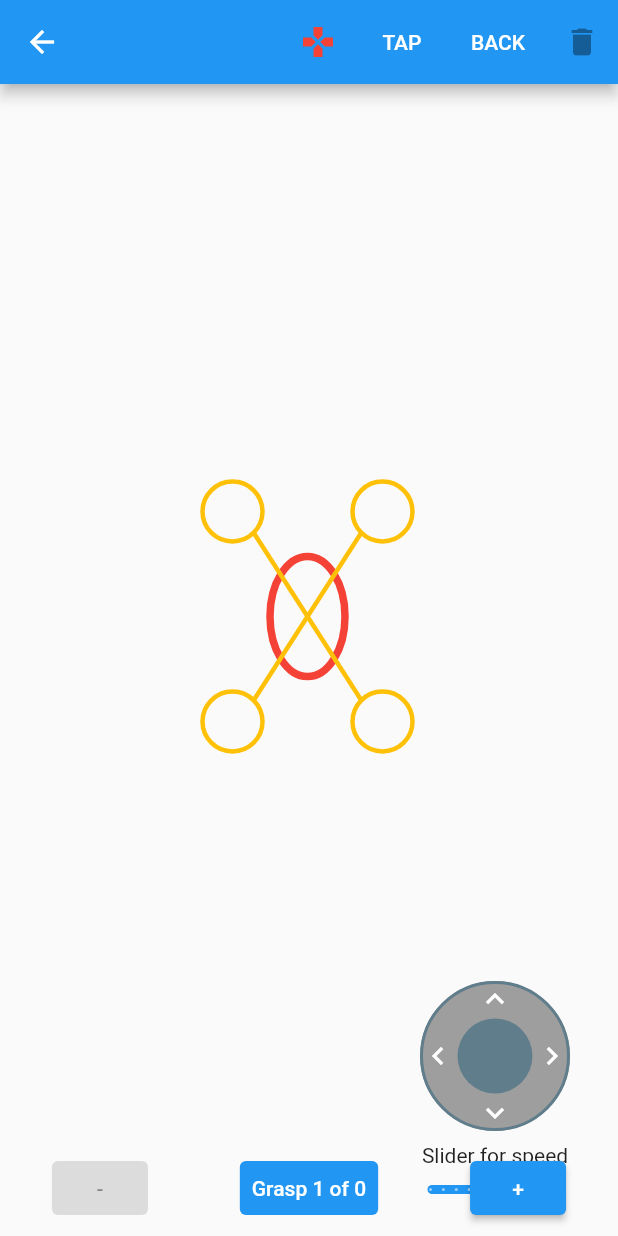
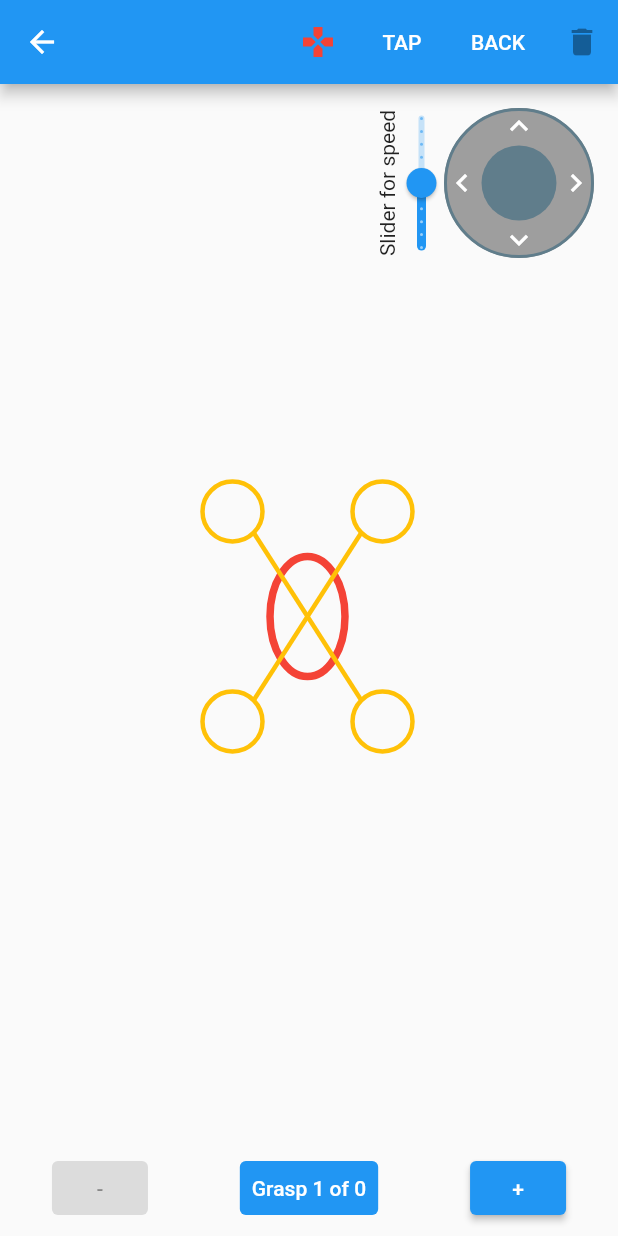
Before and after one commit to lectary/ClimbingAlien, a Flutter app: the RouteEditorScreen screen opened directly with empty values, after a tap on "Done", on a phone screen of 412 x 824 dp. Run offline on Flutter 3.47's test engine with Material 2 defaults, Android fonts, the phone set to English and light mode, and no system bars; our stand-ins replace camera, floor, fluttertoast, image_picker, sqflite; accounts and stored records are empty; generated files the repository leaves out were written again.

Commit message:
Move joystick to top right of the screen

```diff
--- a/lib/views/route_editor/route_editor_screen.dart
+++ b/lib/views/route_editor/route_editor_screen.dart
@@ -169,10 +169,11 @@ class RouteEditorScreen extends StatelessWidget {
       final climaxModel = Provider.of<ClimaxViewModel>(context, listen: false);
       return Positioned(
           right: 0,
-          bottom: 0,
+          top: 0,
           child: Padding(
-            padding: const EdgeInsets.symmetric(vertical: 16, horizontal: 32.0),
+            padding: const EdgeInsets.symmetric(vertical: 16, horizontal: 16.0),
             child: JoystickWithButtonAndSlider(
+              sliderSide: SliderSide.LEFT,
               onDirectionChanged: (degrees, distance) {
                 climaxModel.moveLimbFree(degrees, distance);
               },
```
